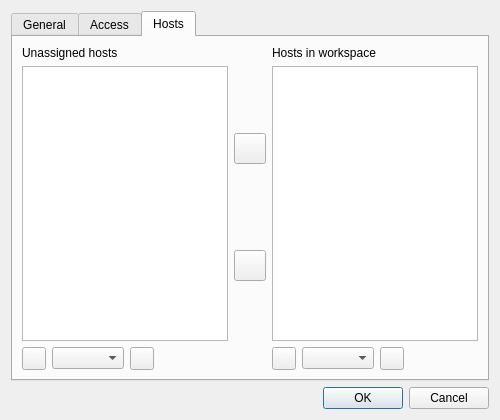
This is source/client/desktop/management/router_workspace_dialog.ui in dchapyshev/aspia as Qt 5 draws it before an edit. The edited form follows.
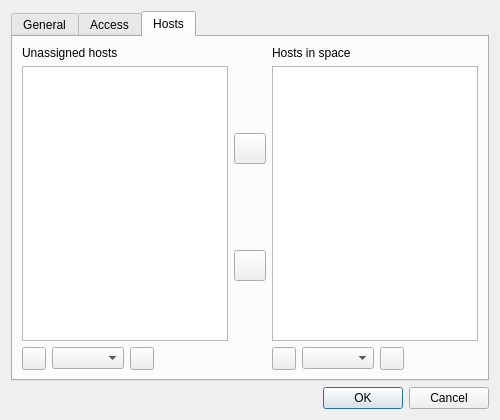
This is the edited form. The open tabs and pages were chosen to show the change. Icons and pictures are not drawn. Custom widgets are drawn as their Qt base class.

Commit message: Rename workspaces to spaces.

```diff
--- a/source/client/desktop/management/router_workspace_dialog.ui
+++ b/source/client/desktop/management/router_workspace_dialog.ui
@@ -316,7 +316,7 @@
          <item>
           <widget class="QLabel" name="label_hosts_in_workspace">
            <property name="text">
-            <string>Hosts in workspace</string>
+            <string>Hosts in space</string>
            </property>
           </widget>
          </item>
```
Left out of the diff: 6 changed lines with no effect on the pictures. The commit also changes 7 other files.
